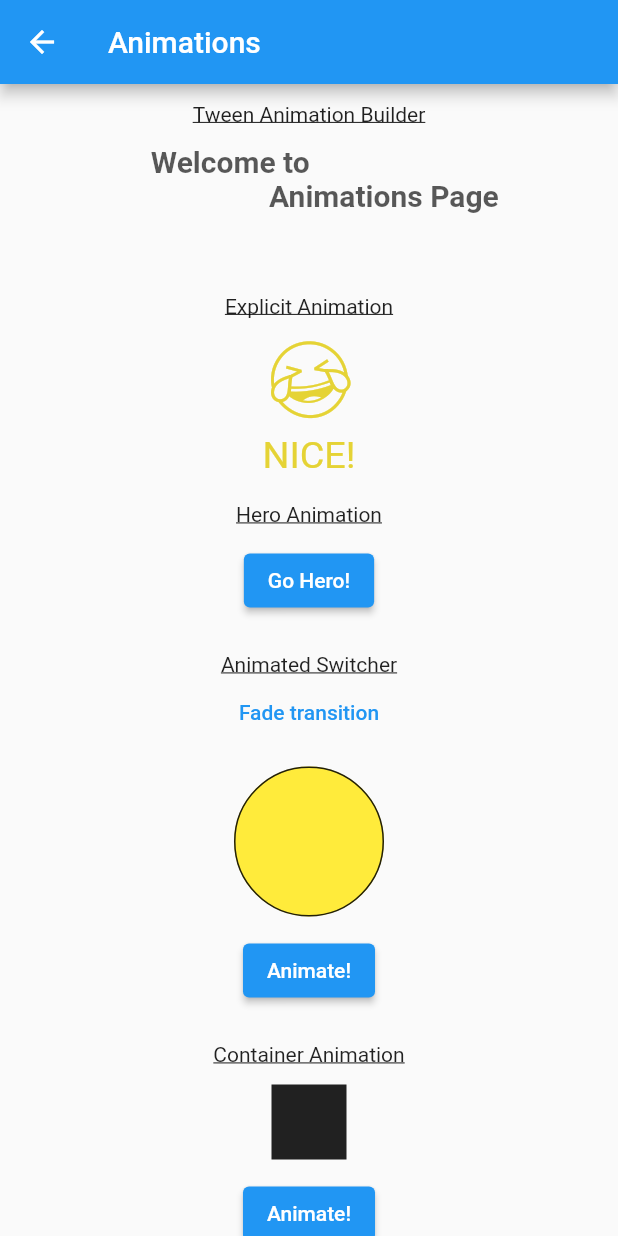
After one commit to geronimol/flutter_examples, a Flutter app: the screen it shows after launch, after a tap on "Animations", on a phone screen of 412 x 824 dp. The commit adds this screen. Run offline on Flutter 3.47's test engine with Material 2 defaults, Android fonts, the phone set to English and light mode, and no system bars; our stand-ins replace carousel_slider, email_validator, flutter_form_builder, form_builder_validators, google_fonts, google_maps_flutter and 2 more.

Commit message:
animations

```diff
--- /dev/null
+++ b/lib/screens/animations_screen.dart
@@ -0,0 +1,384 @@
+import 'dart:math';
+import 'package:flutter/material.dart';
+import 'package:google_fonts/google_fonts.dart';
+import '../constants.dart';
+import '../widgets/explicit_animation_widget.dart';
+import 'hero_animation_screen.dart';
+
+class AnimationsScreen extends StatelessWidget {
+  const AnimationsScreen({Key? key}) : super(key: key);
+
+  @override
+  Widget build(BuildContext context) {
+    return Scaffold(
+      appBar: AppBar(
+        title: const Text('Animations'),
+      ),
+      body: const SafeArea(
+        child: AnimationsWidget(),
+      ),
+    );
+  }
+}
+
+class AnimationsWidget extends StatelessWidget {
+  const AnimationsWidget({Key? key}) : super(key: key);
+
+  @override
+  Widget build(BuildContext context) {
+    return SingleChildScrollView(
+      child: Padding(
+        padding: const EdgeInsets.all(kDefaultPadding),
+        child: Center(
+          child: Column(
+            children: [
+              const TweenAnimationWidget(),
+              const SizedBox(height: kDefaultPadding * 2),
+              const Text('Explicit Animation', style: TextStyle(decoration: TextDecoration.underline),),
+              const SizedBox(height: kDefaultPadding,),
+              const Hero(
+                tag: 'hero',
+                child: Material(child: ExplicitAnimationWidget()),
+              ),
+              const SizedBox(height: kDefaultPadding * 2),
+              const Text('Hero Animation', style: TextStyle(decoration: TextDecoration.underline),),
+              const SizedBox(height: kDefaultPadding,),
+              ElevatedButton(
+                onPressed: () => Navigator.push(context, MaterialPageRoute(builder: (context) => const HeroAnimationScreen())),
+                child: const Text('Go Hero!'),
+              ),
+              const SizedBox(height: kDefaultPadding * 2),
+              const AnimatedSwitcherWidget(),
+              const SizedBox(height: kDefaultPadding * 2),
+              const ContainerAnimationWidget(),
+              const SizedBox(height: kDefaultPadding * 2),
+              const AnimatedPositionedWidget(),
+              const SizedBox(height: kDefaultPadding * 2),
+              const DefaultTextStyleAnimationWidget(),
+              const SizedBox(height: kDefaultPadding * 2),
+            ],
+          ),
+        ),
+      ),
+    );
+  }
+}
+
+class AnimatedPositionedWidget extends StatefulWidget {
+  const AnimatedPositionedWidget({Key? key}) : super(key: key);
+
+  @override
+  State<AnimatedPositionedWidget> createState() => _AnimatedPositionedWidgetState();
+}
+
+class _AnimatedPositionedWidgetState extends State<AnimatedPositionedWidget> {
+  bool selected = false;
+
+  @override
+  Widget build(BuildContext context) {
+    return Column(
+      children: [
+        const Text(
+          'Positioned Animation',
+          style: TextStyle(decoration: TextDecoration.underline),
+        ),
+        const SizedBox(
+          height: kDefaultPadding,
+        ),
+        SizedBox(
+          height: 150,
+          child: Stack(
+            alignment: Alignment.center,
+            children: [
+              const Positioned.fill(
+                child: Center(
+                    child: Text(
+                  'Surprise!',
+                  style: TextStyle(color: Colors.red),
+                )),
+              ),
+              AnimatedPositioned(
+                width: selected ? 150.0 : 100.0,
+                height: selected ? 50.0 : 100.0,
+                top: selected ? 0.0 : 50.0,
+                duration: const Duration(seconds: 2),
+                child: Container(
+                  color: Colors.green,
+                  child: Center(
+                    child: Text(
+                      selected ? 'Opened' : 'Closed',
+                      style: const TextStyle(color: Colors.white),
+                    ),
+                  ),
+                ),
+              ),
+            ],
+          ),
+        ),
+        const SizedBox(
+          height: kDefaultPadding,
+        ),
+        ElevatedButton(
+          onPressed: () => setState(() => selected = !selected),
+          child: const Text('Animate!'),
+        ),
+      ],
+    );
+  }
+}
+
+class TweenAnimationWidget extends StatefulWidget {
+  const TweenAnimationWidget({Key? key}) : super(key: key);
+
+  @override
+  State<TweenAnimationWidget> createState() => _TweenAnimationWidgetState();
+}
+
+class _TweenAnimationWidgetState extends State<TweenAnimationWidget> {
+  bool showEmoji = false;
+
+  @override
+  Widget build(BuildContext context) {
+    const textStyle = TextStyle(fontSize: 20, fontWeight: FontWeight.w600);
+    return Column(
+      children: [
+        const Text(
+          'Tween Animation Builder',
+          style: TextStyle(decoration: TextDecoration.underline),
+        ),
+        const SizedBox(
+          height: kDefaultPadding,
+        ),
+        TweenAnimationBuilder<double>(
+            duration: const Duration(seconds: 2),
+            curve: Curves.bounceOut,
+            tween: Tween(begin: 0, end: 1),
+            onEnd: () => setState(() => showEmoji = true),
+            child: AnimatedSwitcher(
+              duration: const Duration(milliseconds: 800),
+              child: !showEmoji
+                  ? const SizedBox(height: 30,)
+                  : Text(
+                      '🥰',
+                      style: textStyle.copyWith(fontFamily: 'Noto', fontSize: 30),
+                    ),
+            ),
+            builder: (context, value, child) {
+              return Opacity(
+                opacity: value.clamp(0, 1),
+                child: Column(
+                  children: [
+                    Transform.translate(
+                      offset: Offset(-200 * (1 - value), 0),
+                      child: const Text(
+                        'Welcome to ',
+                        style: textStyle,
+                      ),
+                    ),
+                    Transform.translate(
+                      offset: Offset(200 * (1 - value), 0),
+                      child: const Text(
+                        'Animations Page',
+                        style: textStyle,
+                      ),
+                    ),
+                    child ?? const SizedBox.shrink(),
+                  ],
+                ),
+              );
+            }),
+      ],
+    );
+  }
+}
+
+class AnimatedSwitcherWidget extends StatefulWidget {
+  const AnimatedSwitcherWidget({Key? key}) : super(key: key);
+
+  @override
+  State<AnimatedSwitcherWidget> createState() => _AnimatedSwitcherWidgetState();
+}
+
+class _AnimatedSwitcherWidgetState extends State<AnimatedSwitcherWidget> {
+  bool showCircle = true;
+  bool isFadeTransition = true;
+
+  @override
+  Widget build(BuildContext context) {
+    return Column(
+      children: [
+        const Text(
+          'Animated Switcher',
+          style: TextStyle(decoration: TextDecoration.underline),
+        ),
+        TextButton(
+          onPressed: () => setState(() {
+            isFadeTransition = !isFadeTransition;
+          }),
+          child: Text('${isFadeTransition ? 'Fade' : 'Scale'} transition'),
+        ),
+        const SizedBox(
+          height: kDefaultPadding,
+        ),
+        AnimatedSwitcher(
+          duration: const Duration(milliseconds: 500),
+          transitionBuilder: (widget, animation) {
+            if (isFadeTransition) {
+              return FadeTransition(
+                opacity: animation,
+                child: widget,
+              );
+            } else {
+              return ScaleTransition(
+                scale: animation,
+                child: widget,
+              );
+            }
+          },
+          child: showCircle
+              ? Container(
+                  key: UniqueKey(),
+                  height: 100,
+                  width: 100,
+                  decoration: BoxDecoration(
+                    color: Colors.yellow,
+                    border: Border.all(color: Colors.black87),
+                    borderRadius: BorderRadius.circular(50),
+                  ),
+                )
+              : Container(
+                  key: UniqueKey(),
+                  height: 100,
+                  width: 100,
+                  decoration: BoxDecoration(
+                    color: Colors.green,
+                    border: Border.all(color: Colors.black87),
+                  ),
+                ),
+        ),
+        const SizedBox(
+          height: kDefaultPadding,
+        ),
+        ElevatedButton(
+          onPressed: () => setState(() => showCircle = !showCircle),
+          child: const Text('Animate!'),
+        ),
+      ],
+    );
+  }
+}
+
+class ContainerAnimationWidget extends StatefulWidget {
+  const ContainerAnimationWidget({Key? key}) : super(key: key);
+
+  @override
+  State<ContainerAnimationWidget> createState() => _ContainerAnimationWidgetState();
+}
+
+class _ContainerAnimationWidgetState extends State<ContainerAnimationWidget> {
+  double height = 50;
+  double width = 50;
+  Color color = Colors.black87;
+  final maxSize = 150;
+
+  @override
+  Widget build(BuildContext context) {
+    return Column(
+      children: [
+        const Text(
+          'Container Animation',
+          style: TextStyle(decoration: TextDecoration.underline),
+        ),
+        const SizedBox(
+          height: kDefaultPadding,
+        ),
+        AnimatedContainer(
+          duration: const Duration(milliseconds: 400),
+          height: height,
+          width: width,
+          color: color,
+        ),
+        const SizedBox(
+          height: kDefaultPadding,
+        ),
+        ElevatedButton(
+          onPressed: () {
+            setState(() {
+              if (height <= maxSize || width <= maxSize) {
+                color = Color((Random().nextDouble() * 0xFFFFFF).toInt()).withOpacity(1.0);
+                if (height <= width) {
+                  height += 10;
+                } else {
+                  width += 10;
+                }
+              }
+            });
+          },
+          child: const Text('Animate!'),
+        ),
+      ],
+    );
+  }
+}
+
+class DefaultTextStyleAnimationWidget extends StatefulWidget {
+  const DefaultTextStyleAnimationWidget({Key? key}) : super(key: key);
+
+  @override
+  State<DefaultTextStyleAnimationWidget> createState() => _DefaultTextStyleAnimationWidgetState();
+}
+
+class _DefaultTextStyleAnimationWidgetState extends State<DefaultTextStyleAnimationWidget> {
+  double fontSize = 20;
+  FontWeight? fontWeight;
+  Color? color = Colors.red;
+
+  @override
+  Widget build(BuildContext context) {
+    return Column(
+      children: [
+        const Text(
+          'Default TextStyle Animation',
+          style: TextStyle(decoration: TextDecoration.underline),
+        ),
+        const SizedBox(
+          height: kDefaultPadding,
+        ),
+        AnimatedDefaultTextStyle(
+          duration: const Duration(milliseconds: 400),
+          style: TextStyle(
+            fontSize: fontSize,
+            color: color,
+            fontWeight: fontWeight,
+            letterSpacing: 0.5,
+          ),
+          textAlign: TextAlign.center,
+          child: Text(
+            'Animate Me!',
+            style: GoogleFonts.lato(),
+          ),
+        ),
+        const SizedBox(
+          height: kDefaultPadding,
+        ),
+        ElevatedButton(
+          onPressed: () {
+            setState(() {
+              if (fontSize < 100) {
+                fontSize++;
+                if (fontSize.toInt().isOdd) {
+                  fontWeight = FontWeight.normal;
+                  color = Colors.blue;
+                } else {
+                  fontWeight = FontWeight.w600;
+                  color = Colors.cyan;
+                }
+              }
+            });
+          },
+          child: const Text('Animate!'),
+        ),
+      ],
+    );
+  }
+}
--- /dev/null
+++ b/lib/screens/hero_animation_screen.dart
@@ -0,0 +1,32 @@
+import 'package:flutter/material.dart';
+import '../constants.dart';
+import '../widgets/explicit_animation_widget.dart';
+
+class HeroAnimationScreen extends StatelessWidget {
+  const HeroAnimationScreen({Key? key}) : super(key: key);
+
+  @override
+  Widget build(BuildContext context) {
+    return Scaffold(
+      appBar: AppBar(title: const Text('Hero Animation'),),
+      body: Padding(
+        padding: const EdgeInsets.all(kDefaultPadding),
+        child: Column(
+          mainAxisAlignment: MainAxisAlignment.center,
+          crossAxisAlignment: CrossAxisAlignment.stretch,
+          children: [
+            Hero(
+              tag: 'hero',
+              child: Material(
+                child: Transform.scale(
+                  scale: 3,
+                  child: const ExplicitAnimationWidget(),
+                ),
+              ),
+            ),
+          ],
+        ),
+      ),
+    );
+  }
+}
--- a/lib/screens/home_screen.dart
+++ b/lib/screens/home_screen.dart
@@ -5,6 +5,7 @@ import 'package:url_launcher/url_launcher.dart';
 
 import '../constants.dart';
 import 'admob_screen.dart';
+import 'animations_screen.dart';
 import 'carousel_slider_screen.dart';
 import 'common_form_screen.dart';
 import 'countdown_to_date_screen.dart';
@@ -65,6 +66,11 @@ class HomeScreen extends StatelessWidget {
                   ),
                   const SizedBox(height: kDefaultPadding,),
                   ElevatedButton(
+                    onPressed: () => Navigator.of(context).push(MaterialPageRoute(builder: (_) => const AnimationsScreen())),
+                    child: const Text('Animations'),
+                  ),
+                  const SizedBox(height: kDefaultPadding,),
+                  ElevatedButton(
                     onPressed: () => Navigator.of(context).push(MaterialPageRoute(builder: (_) => const CommonFormScreen())),
                     child: const Text('Common Form'),
                   ),
@@ -72,21 +78,6 @@ class HomeScreen extends StatelessWidget {
                   ElevatedButton(
                     onPressed: () => Navigator.of(context).push(MaterialPageRoute(builder: (_) => const FormBuilderScreen())),
                     child: const Text('Form Builder'),
-                  ),
-                  const SizedBox(height: kDefaultPadding,),
-                  ElevatedButton(
-                    onPressed: () => Navigator.of(context).push(MaterialPageRoute(builder: (_) => const CountdownToDateScreen())),
-                    child: const Text('Countdown to date'),
-                  ),
-                  const SizedBox(height: kDefaultPadding,),
-                  ElevatedButton(
-                    onPressed: () => Navigator.of(context).push(MaterialPageRoute(builder: (_) => const TabBarScreen())),
-                    child: const Text('TabBar'),
-                  ),
-                  const SizedBox(height: kDefaultPadding,),
-                  ElevatedButton(
-                    onPressed: () => Navigator.of(context).push(MaterialPageRoute(builder: (_) => const CarouselSliderScreen())),
-                    child: const Text('Carousel Slider'),
                   ),
                   const SizedBox(height: kDefaultPadding,),
                   ElevatedButton(
@@ -100,6 +91,11 @@ class HomeScreen extends StatelessWidget {
                   ),
                   const SizedBox(height: kDefaultPadding,),
                   ElevatedButton(
+                    onPressed: () => Navigator.of(context).push(MaterialPageRoute(builder: (_) => const CountdownToDateScreen())),
+                    child: const Text('Countdown to date'),
+                  ),
+                  const SizedBox(height: kDefaultPadding,),
+                  ElevatedButton(
                     onPressed: () => Navigator.of(context).push(MaterialPageRoute(builder: (_) => const AdmobScreen())),
                     child: const Text('Admob'),
                   ),
@@ -107,6 +103,16 @@ class HomeScreen extends StatelessWidget {
                   ElevatedButton(
                     onPressed: () => Navigator.of(context).push(MaterialPageRoute(builder: (_) => const GoogleMapsScreen())),
                     child: const Text('Google Maps'),
+                  ),
+                  const SizedBox(height: kDefaultPadding,),
+                  ElevatedButton(
+                    onPressed: () => Navigator.of(context).push(MaterialPageRoute(builder: (_) => const TabBarScreen())),
+                    child: const Text('TabBar'),
+                  ),
+                  const SizedBox(height: kDefaultPadding,),
+                  ElevatedButton(
+                    onPressed: () => Navigator.of(context).push(MaterialPageRoute(builder: (_) => const CarouselSliderScreen())),
+                    child: const Text('Carousel Slider'),
                   ),
                 ],
               ),
--- /dev/null
+++ b/lib/widgets/explicit_animation_widget.dart
@@ -0,0 +1,54 @@
+import 'package:flutter/material.dart';
+import '../constants.dart';
+
+class ExplicitAnimationWidget extends StatefulWidget {
+  const ExplicitAnimationWidget({Key? key,}) : super(key: key);
+
+  @override
+  State<ExplicitAnimationWidget> createState() => _ExplicitAnimationWidgetState();
+}
+
+class _ExplicitAnimationWidgetState extends State<ExplicitAnimationWidget> with TickerProviderStateMixin {
+  late AnimationController _controller;
+  late AnimationController _controllerColor;
+
+  @override
+  void initState() {
+    super.initState();
+    _controller = AnimationController(vsync: this, duration: const Duration(seconds: 1));
+    _controllerColor = AnimationController(vsync: this, duration: const Duration(seconds: 1));
+    _controller.repeat();
+    _controllerColor.repeat(reverse: true);
+  }
+
+  @override
+  void dispose() {
+    _controller.dispose();
+    _controllerColor.dispose();
+    super.dispose();
+  }
+
+  @override
+  Widget build(BuildContext context) {
+    return AnimatedBuilder(
+      animation: _controller,
+      builder: (context, child) {
+        final value = _controllerColor.value;
+        final color = Color.lerp(Colors.black, Colors.yellow, value);
+        return Column(
+          children: [
+            RotationTransition(
+              turns: _controller,
+              child: Text('🤣', style: TextStyle(fontFamily: 'Noto', fontSize: 50, color: color),),
+            ),
+            const SizedBox(height: kDefaultPadding,),
+            Transform.scale(
+              scale: (2 * value).clamp(1, 2),
+              child: Text('NICE!', style: TextStyle(color: color),),
+            ),
+          ],
+        );
+      },
+    );
+  }
+}
```
Also changed, not shown: pubspec.yaml (+8 -5 lines), assets/google_fonts/NotoEmoji-Bold.ttf (added), assets/google_fonts/NotoEmoji-Light.ttf (added), assets/google_fonts/NotoEmoji-Medium.ttf (added), assets/google_fonts/NotoEmoji-Regular.ttf (added), assets/google_fonts/NotoEmoji-SemiBold.ttf (added), pubspec.lock, 2 other files.
